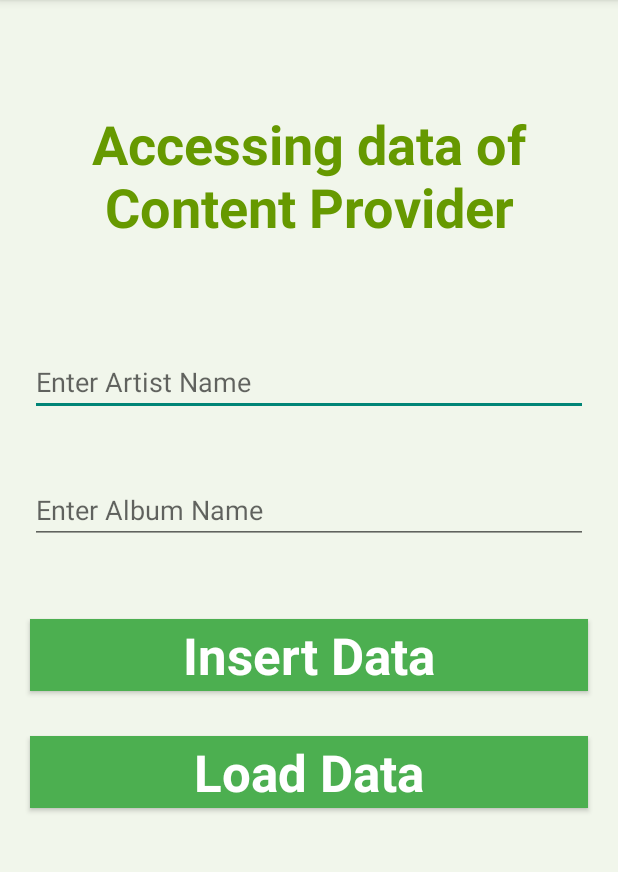
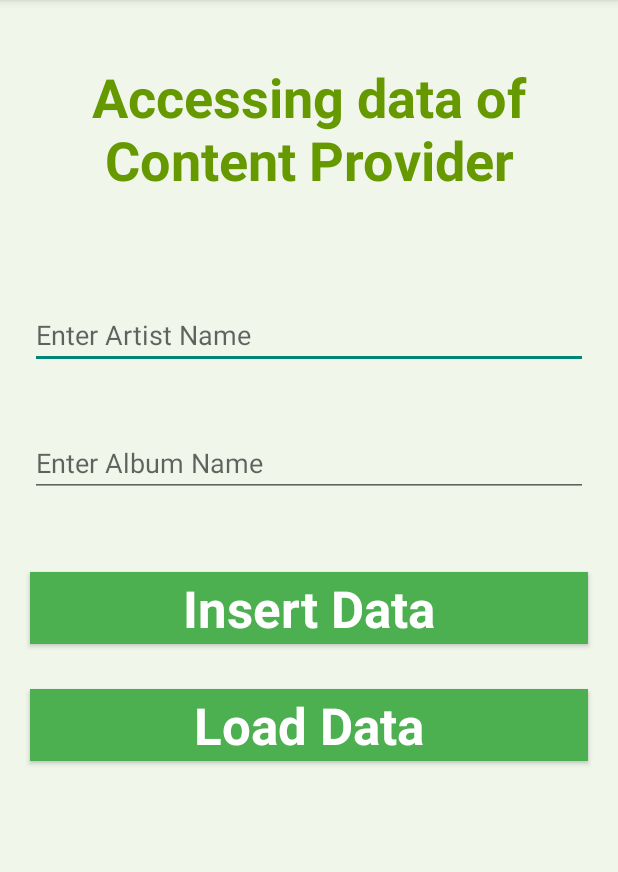
Before and after one commit to allenhord/AlbumClient, an Android app built with Jetpack Compose: the screen it shows after launch (MainActivity), on a phone screen of 412 x 824 dp, the part 84-956 px from its top. Run offline under Robolectric (Android 15) with nearby library versions, the phone set to English and light mode, and no system bars.

```diff
--- a/app/src/main/res/layout/activity_main.xml
+++ b/app/src/main/res/layout/activity_main.xml
@@ -10,8 +10,7 @@
     <LinearLayout
         android:id="@+id/linearLayout"
         android:layout_width="match_parent"
-        android:layout_height="wrap_content"
-        android:layout_centerVertical="true"
+        android:layout_height="0dp"
         android:orientation="vertical"
         app:layout_constraintBottom_toTopOf="@+id/imageView"
         app:layout_constraintEnd_toEndOf="parent"
@@ -32,7 +31,6 @@
             android:textColor="@android:color/holo_green_dark"
             android:textSize="36sp"
             android:textStyle="bold" />
-
 
         <EditText
             android:id="@+id/textName1"
@@ -55,7 +53,7 @@
         <Button
             android:id="@+id/insertButton"
             android:layout_width="match_parent"
-            android:layout_height="match_parent"
+            android:layout_height="wrap_content"
             android:layout_marginStart="20dp"
             android:layout_marginTop="10dp"
             android:layout_marginEnd="20dp"
@@ -71,7 +69,7 @@
         <Button
             android:id="@+id/loadButton"
             android:layout_width="match_parent"
-            android:layout_height="match_parent"
+            android:layout_height="wrap_content"
             android:layout_marginStart="20dp"
             android:layout_marginTop="10dp"
             android:layout_marginEnd="20dp"
@@ -87,7 +85,9 @@
         <ListView
             android:id="@+id/list"
             android:layout_width="match_parent"
-            android:layout_height="match_parent" />
+            android:layout_height="0dp"
+            android:layout_weight="1"
+            android:layout_marginBottom="20dp" />
 
     </LinearLayout>
 
```
Also changed, not shown: app/src/main/java/com/example/albumclient/MainActivity.java (+50 -56 lines).
